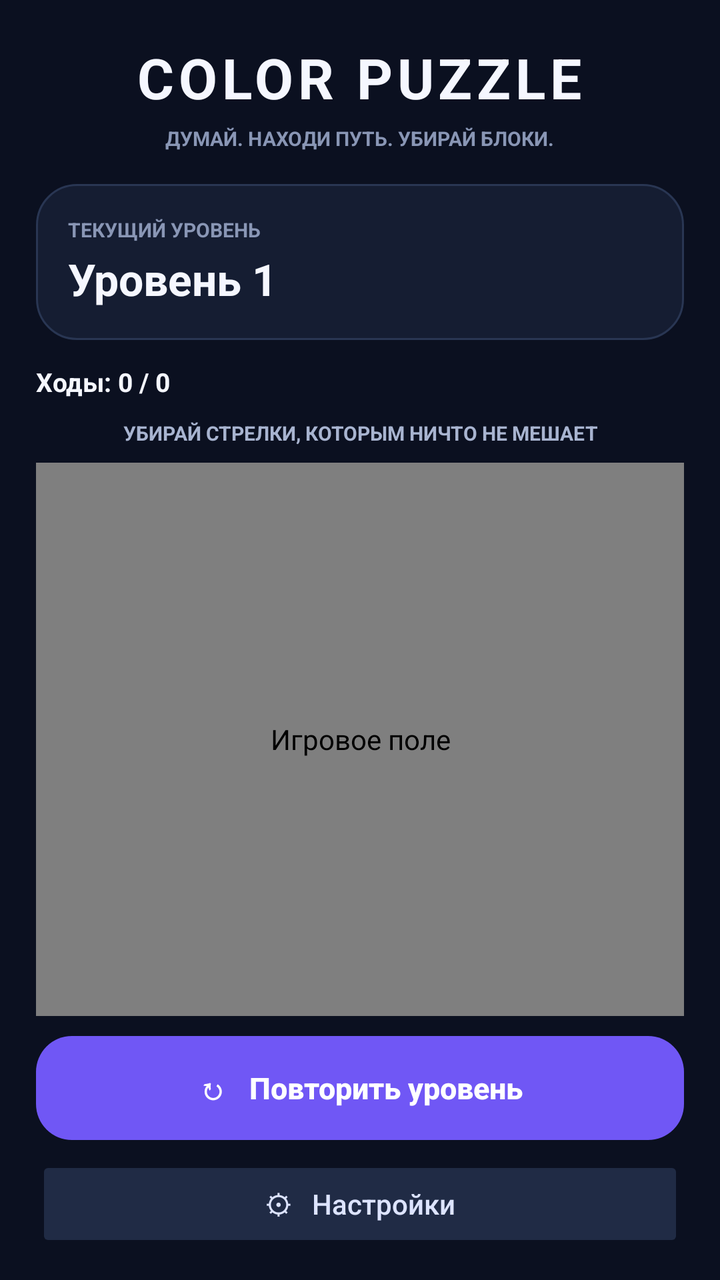
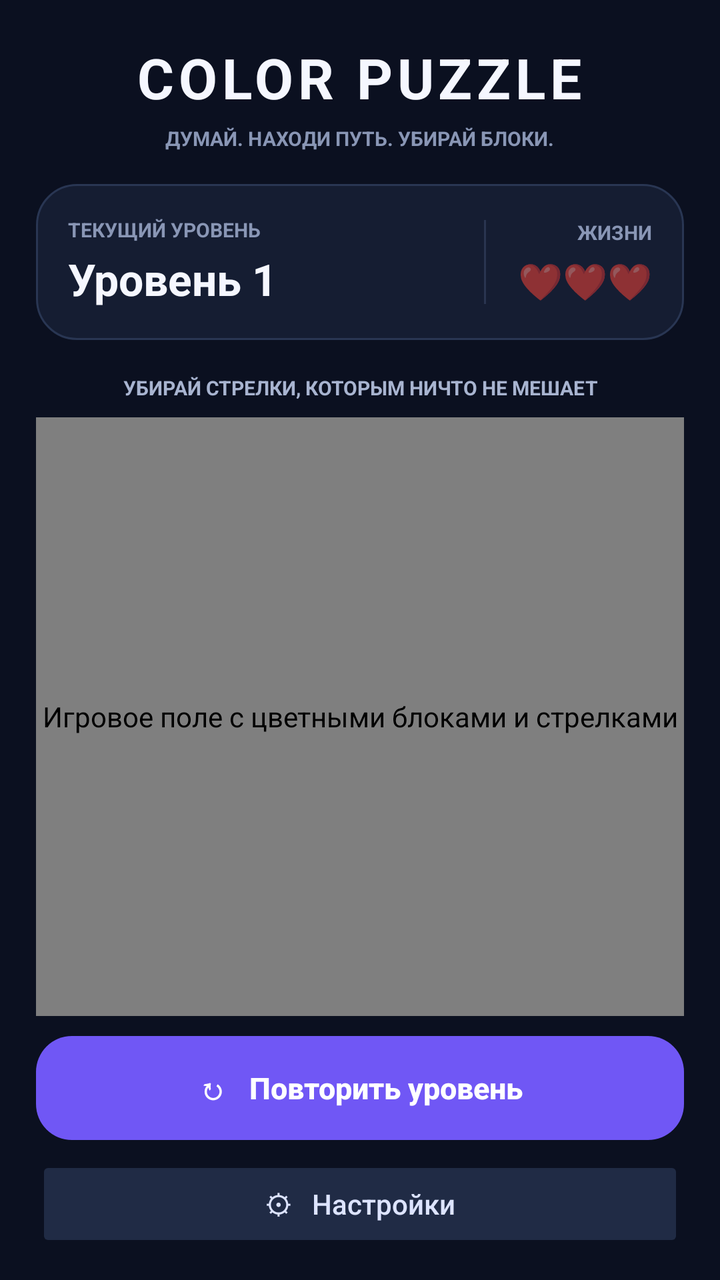

The first picture is an Android layout as it rendered before a commit; the second is the same layout after the commit. The layout source and the unified diff follow.
<!-- AndroidManifest.xml: application theme Theme.AppCompat.Light.NoActionBar -->
<!-- res/layout/activity_main.xml -->
<?xml version="1.0" encoding="utf-8"?>
<LinearLayout
    xmlns:android="http://schemas.android.com/apk/res/android"
    android:layout_width="match_parent"
    android:layout_height="match_parent"
    android:orientation="vertical"
    android:background="#0B1020"
    android:paddingStart="18dp"
    android:paddingEnd="18dp"
    android:paddingTop="20dp"
    android:paddingBottom="14dp">

    <TextView
        android:id="@+id/titleText"
        android:layout_width="wrap_content"
        android:layout_height="wrap_content"
        android:layout_gravity="center_horizontal"
        android:text="COLOR PUZZLE"
        android:textColor="#F5F7FF"
        android:textSize="28sp"
        android:textStyle="bold"
        android:letterSpacing="0.08" />

    <TextView
        android:id="@+id/subtitleText"
        android:layout_width="wrap_content"
        android:layout_height="wrap_content"
        android:layout_gravity="center_horizontal"
        android:layout_marginTop="5dp"
        android:layout_marginBottom="16dp"
        android:gravity="center"
        android:text="ДУМАЙ. НАХОДИ ПУТЬ. УБИРАЙ БЛОКИ."
        android:textColor="#8996B5"
        android:textSize="10sp"
        android:textStyle="bold" />

    
    <LinearLayout
        android:layout_width="match_parent"
        android:layout_height="wrap_content"
        android:orientation="vertical"
        android:background="@drawable/panel_bg"
        android:padding="16dp">

        <TextView
            android:id="@+id/levelCaption"
            android:layout_width="wrap_content"
            android:layout_height="wrap_content"
            android:text="ТЕКУЩИЙ УРОВЕНЬ"
            android:textColor="#8996B5"
            android:textSize="10sp"
            android:textStyle="bold" />

        <TextView
            android:id="@+id/tvLevel"
            android:layout_width="wrap_content"
            android:layout_height="wrap_content"
            android:layout_marginTop="3dp"
            android:text="Уровень 1"
            android:textColor="#F5F7FF"
            android:textSize="22sp"
            android:textStyle="bold" />
    </LinearLayout>

    
    <LinearLayout
        android:layout_width="match_parent"
        android:layout_height="wrap_content"
        android:layout_marginTop="12dp"
        android:orientation="horizontal"
        android:gravity="center_vertical">

        <TextView
            android:id="@+id/movesTextView"
            android:layout_width="0dp"
            android:layout_height="wrap_content"
            android:layout_weight="1"
            android:gravity="start"
            android:text="Ходы: 0 / 0"
            android:textColor="#F5F7FF"
            android:textSize="13sp"
            android:textStyle="bold" />

        <TextView
            android:id="@+id/colorGroupTextView"
            android:layout_width="wrap_content"
            android:layout_height="wrap_content"
            android:background="#2A3550"
            android:paddingStart="10dp"
            android:paddingEnd="10dp"
            android:paddingTop="4dp"
            android:paddingBottom="4dp"
            android:text="Группа 1"
            android:textColor="#FFD700"
            android:textSize="12sp"
            android:textStyle="bold"
            android:visibility="gone" />
    </LinearLayout>

    <TextView
        android:id="@+id/hintText"
        android:layout_width="match_parent"
        android:layout_height="wrap_content"
        android:layout_marginTop="10dp"
        android:layout_marginBottom="8dp"
        android:gravity="center"
        android:text="УБИРАЙ СТРЕЛКИ, КОТОРЫМ НИЧТО НЕ МЕШАЕТ"
        android:textColor="#A8B4D0"
        android:textSize="10sp"
        android:textStyle="bold" />

    <com.example.colorpuzzle.ColorPuzzleView
        android:id="@+id/puzzleView"
        android:layout_width="match_parent"
        android:layout_height="0dp"
        android:layout_weight="1"
        android:contentDescription="Игровое поле"
        android:importantForAccessibility="yes" />

    <Button
        android:id="@+id/btnRestart"
        android:layout_width="match_parent"
        android:layout_height="52dp"
        android:layout_marginTop="10dp"
        android:text="↻   Повторить уровень"
        android:textAllCaps="false"
        android:textColor="#FFFFFF"
        android:textSize="15sp"
        android:textStyle="bold"
        android:background="@drawable/restart_button_bg"
        android:stateListAnimator="@null" />

    <Button
        android:id="@+id/btnSettings"
        android:layout_width="match_parent"
        android:layout_height="48dp"
        android:layout_marginTop="8dp"
        android:text="⚙   Настройки"
        android:textAllCaps="false"
        android:textColor="#DDE4FF"
        android:textSize="14sp"
        android:backgroundTint="#202B45"
        android:stateListAnimator="@null" />

</LinearLayout>
<!-- resources referenced by this layout -->
<resources>
  <!-- drawable panel_bg (drawable) -->
  <?xml version="1.0" encoding="utf-8"?>
  <shape xmlns:android="http://schemas.android.com/apk/res/android"
      android:shape="rectangle">
      <solid android:color="#151D32"/>
      <stroke
          android:width="1dp"
          android:color="#293653"/>
      <corners android:radius="20dp"/>
  </shape>
  <!-- drawable restart_button_bg (drawable) -->
  <?xml version="1.0" encoding="utf-8"?>
  <shape xmlns:android="http://schemas.android.com/apk/res/android"
      android:shape="rectangle">
      <solid android:color="#7057F5"/>
      <corners android:radius="18dp"/>
  </shape>
</resources>

<!-- the commit's change to res/layout/activity_main.xml (unified diff, before → after) -->
@@ -34,74 +34,77 @@
         android:textSize="10sp"
         android:textStyle="bold" />
 
-    
     <LinearLayout
         android:layout_width="match_parent"
         android:layout_height="wrap_content"
-        android:orientation="vertical"
+        android:orientation="horizontal"
+        android:gravity="center_vertical"
         android:background="@drawable/panel_bg"
         android:padding="16dp">
 
-        <TextView
-            android:id="@+id/levelCaption"
-            android:layout_width="wrap_content"
-            android:layout_height="wrap_content"
-            android:text="ТЕКУЩИЙ УРОВЕНЬ"
-            android:textColor="#8996B5"
-            android:textSize="10sp"
-            android:textStyle="bold" />
-
-        <TextView
-            android:id="@+id/tvLevel"
-            android:layout_width="wrap_content"
-            android:layout_height="wrap_content"
-            android:layout_marginTop="3dp"
-            android:text="Уровень 1"
-            android:textColor="#F5F7FF"
-            android:textSize="22sp"
-            android:textStyle="bold" />
-    </LinearLayout>
-
-    
-    <LinearLayout
-        android:layout_width="match_parent"
-        android:layout_height="wrap_content"
-        android:layout_marginTop="12dp"
-        android:orientation="horizontal"
-        android:gravity="center_vertical">
-
-        <TextView
-            android:id="@+id/movesTextView"
+        <LinearLayout
             android:layout_width="0dp"
             android:layout_height="wrap_content"
             android:layout_weight="1"
-            android:gravity="start"
-            android:text="Ходы: 0 / 0"
-            android:textColor="#F5F7FF"
-            android:textSize="13sp"
-            android:textStyle="bold" />
+            android:orientation="vertical">
 
-        <TextView
-            android:id="@+id/colorGroupTextView"
+            <TextView
+                android:id="@+id/levelCaption"
+                android:layout_width="wrap_content"
+                android:layout_height="wrap_content"
+                android:text="ТЕКУЩИЙ УРОВЕНЬ"
+                android:textColor="#8996B5"
+                android:textSize="10sp"
+                android:textStyle="bold" />
+
+            <TextView
+                android:id="@+id/tvLevel"
+                android:layout_width="wrap_content"
+                android:layout_height="wrap_content"
+                android:layout_marginTop="3dp"
+                android:text="Уровень 1"
+                android:textColor="#F5F7FF"
+                android:textSize="22sp"
+                android:textStyle="bold" />
+        </LinearLayout>
+
+        <View
+            android:layout_width="1dp"
+            android:layout_height="42dp"
+            android:layout_marginStart="8dp"
+            android:layout_marginEnd="16dp"
+            android:background="#2A3550" />
+
+        <LinearLayout
             android:layout_width="wrap_content"
             android:layout_height="wrap_content"
-            android:background="#2A3550"
-            android:paddingStart="10dp"
-            android:paddingEnd="10dp"
-            android:paddingTop="4dp"
-            android:paddingBottom="4dp"
-            android:text="Группа 1"
-            android:textColor="#FFD700"
-            android:textSize="12sp"
-            android:textStyle="bold"
-            android:visibility="gone" />
+            android:orientation="vertical"
+            android:gravity="end">
+
+            <TextView
+                android:id="@+id/livesCaption"
+                android:layout_width="wrap_content"
+                android:layout_height="wrap_content"
+                android:text="ЖИЗНИ"
+                android:textColor="#8996B5"
+                android:textSize="10sp"
+                android:textStyle="bold" />
+
+            <TextView
+                android:id="@+id/tvLives"
+                android:layout_width="wrap_content"
+                android:layout_height="wrap_content"
+                android:layout_marginTop="5dp"
+                android:text="❤️❤️❤️"
+                android:textSize="18sp" />
+        </LinearLayout>
     </LinearLayout>
 
     <TextView
         android:id="@+id/hintText"
         android:layout_width="match_parent"
         android:layout_height="wrap_content"
-        android:layout_marginTop="10dp"
+        android:layout_marginTop="17dp"
         android:layout_marginBottom="8dp"
         android:gravity="center"
         android:text="УБИРАЙ СТРЕЛКИ, КОТОРЫМ НИЧТО НЕ МЕШАЕТ"
@@ -114,7 +117,7 @@
         android:layout_width="match_parent"
         android:layout_height="0dp"
         android:layout_weight="1"
-        android:contentDescription="Игровое поле"
+        android:contentDescription="Игровое поле с цветными блоками и стрелками"
         android:importantForAccessibility="yes" />
 
     <Button
